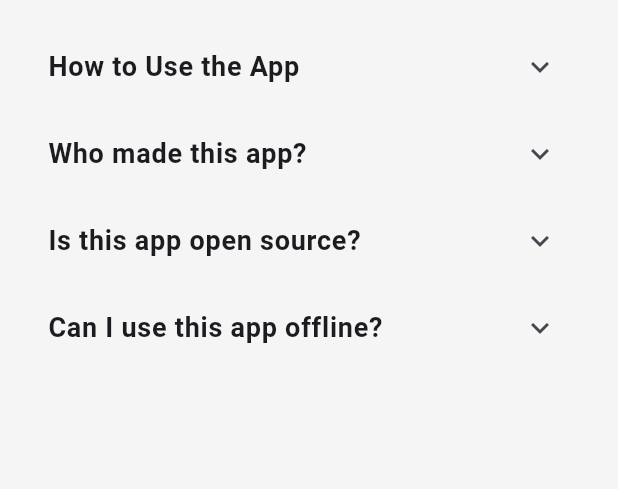
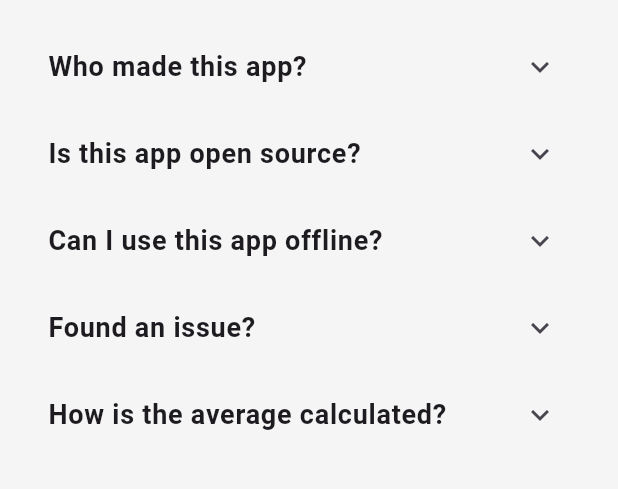
Before and after one commit to PrintN/Human-Benchmark, a Flutter app: the screen it shows after launch, in the side drawer, after a tap on "FAQ", on a phone screen of 412 x 824 dp, the part 172-661 px from its top. Run offline on Flutter 3.47's test engine with Material 3 defaults, Android fonts, the phone set to English and light mode, and no system bars; our stand-ins replace fl_chart, just_audio, share_plus, shared_preferences; project files that could hold a hidden picture were left out.

Commit message:
Updated FAQ

```diff
--- a/lib/faq.dart
+++ b/lib/faq.dart
@@ -61,7 +61,8 @@ class FAQScreen extends StatelessWidget {
               onTap: () {
                 Navigator.push(
                   context,
-                  MaterialPageRoute(builder: (context) => const StatisticsScreen()),
+                  MaterialPageRoute(
+                      builder: (context) => const StatisticsScreen()),
                 );
               },
             ),
@@ -88,22 +89,7 @@ class FAQScreen extends StatelessWidget {
                 Padding(
                   padding: EdgeInsets.all(8.0),
                   child: Text(
-                    'Human Benchmark is an app designed to test and improve your cognitive abilities, including reaction time and typing speed.',
-                    style: TextStyle(fontSize: 16.0),
-                  ),
-                ),
-              ],
-            ),
-            ExpansionTile(
-              title: Text(
-                'How to Use the App',
-                style: TextStyle(fontSize: 18.0, fontWeight: FontWeight.bold),
-              ),
-              children: [
-                Padding(
-                  padding: EdgeInsets.all(8.0),
-                  child: Text(
-                    'Use the menu to access different sections like Overview, Statistics, and FAQ.',
+                    'Human Benchmark is an app designed to test and improve your cognitive abilities, with various tests like reaction time & typing speed.',
                     style: TextStyle(fontSize: 16.0),
                   ),
                 ),
@@ -118,7 +104,7 @@ class FAQScreen extends StatelessWidget {
                 Padding(
                   padding: EdgeInsets.all(8.0),
                   child: Text(
-                    'This app was made by PrintN, heavily inspired by the website humanbenchmark.com',
+                    'This app was made by PrintN, heavily inspired by the original humanbenchmark.com',
                     style: TextStyle(fontSize: 16.0),
                   ),
                 ),
@@ -133,7 +119,7 @@ class FAQScreen extends StatelessWidget {
                 Padding(
                   padding: EdgeInsets.all(8.0),
                   child: Text(
-                    'Yes! You can find the source code of Human Benchmark on github.',
+                    'Yes, you can find the source code of Human Benchmark on GitHub.',
                     style: TextStyle(fontSize: 16.0),
                   ),
                 ),
@@ -148,7 +134,37 @@ class FAQScreen extends StatelessWidget {
                 Padding(
                   padding: EdgeInsets.all(8.0),
                   child: Text(
-                    'Yes, you can use Human Benchmark offline.',
+                    'Yes, Human Benchmark is designed to work 100% offline.',
+                    style: TextStyle(fontSize: 16.0),
+                  ),
+                ),
+              ],
+            ),
+            ExpansionTile(
+              title: Text(
+                'Found an issue?',
+                style: TextStyle(fontSize: 18.0, fontWeight: FontWeight.bold),
+              ),
+              children: [
+                Padding(
+                  padding: EdgeInsets.all(8.0),
+                  child: Text(
+                    'If you have encountered an issue, please open a new issue in the Human Benchmark GitHub repository.',
+                    style: TextStyle(fontSize: 16.0),
+                  ),
+                ),
+              ],
+            ),
+            ExpansionTile(
+              title: Text(
+                'How is the average calculated?',
+                style: TextStyle(fontSize: 18.0, fontWeight: FontWeight.bold),
+              ),
+              children: [
+                Padding(
+                  padding: EdgeInsets.all(8.0),
+                  child: Text(
+                    'For each test, Human Benchmark stores only the latest 5 results, from which the average is calculated.',
                     style: TextStyle(fontSize: 16.0),
                   ),
                 ),
```
